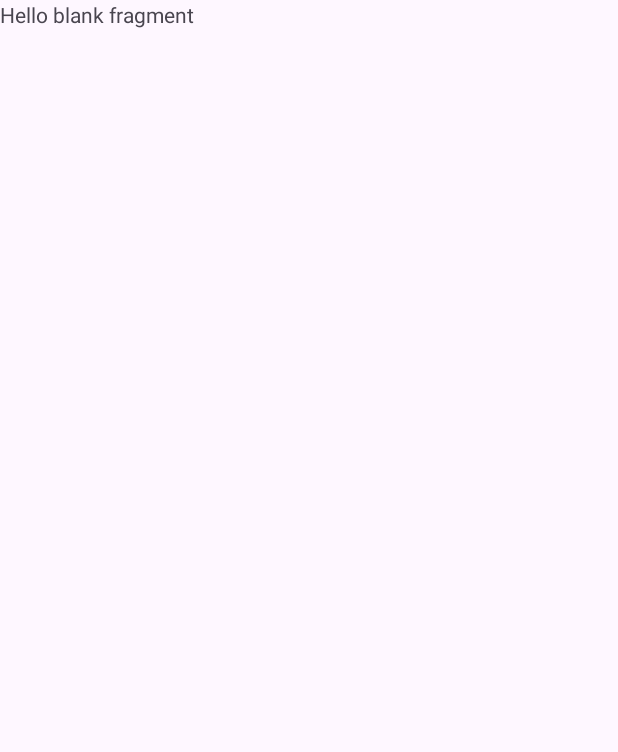
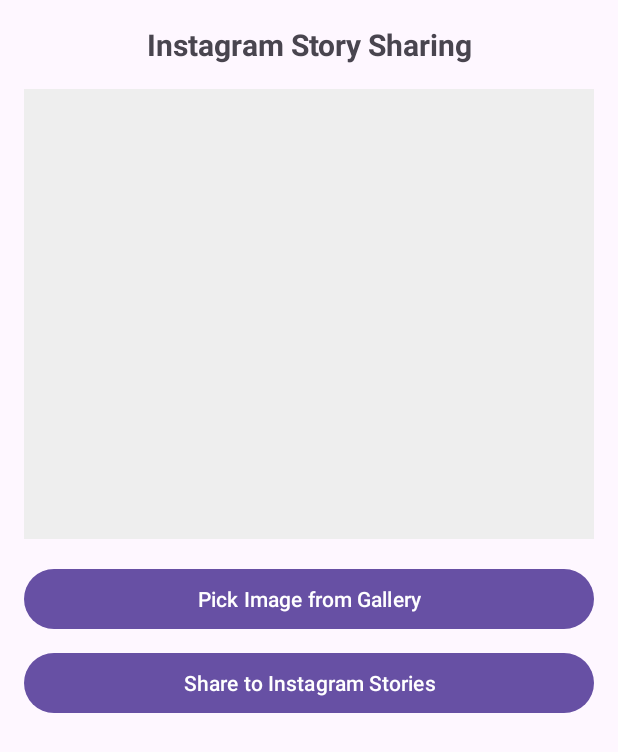
Before and after one commit to zhanserikAmangeldi/firstLabProject, an Android app: the IntentsFragment screen opened through its navigation route, on a phone screen of 412 x 824 dp. Before the commit the part shown is almost empty. Shown: the top 752 px of the screen. Run offline under Robolectric (Android 15) with nearby library versions, the phone set to English and light mode, and no system bars; our stand-ins replace navigation-ui.

Commit message:
add intents fragment

```diff
--- a/app/src/main/java/com/example/labproject/IntentsFragment.kt
+++ b/app/src/main/java/com/example/labproject/IntentsFragment.kt
@@ -1,59 +1,62 @@
 package com.example.labproject
 
+import android.app.Activity
+import android.content.Intent
+import android.content.pm.PackageManager
+import android.net.Uri
 import android.os.Bundle
+import android.provider.MediaStore
 import androidx.fragment.app.Fragment
 import android.view.LayoutInflater
 import android.view.View
 import android.view.ViewGroup
+import android.widget.Button
+import android.widget.ImageView
+import android.widget.Toast
+import androidx.activity.result.contract.ActivityResultContracts
+import androidx.core.content.FileProvider
+import java.io.File
+import java.io.FileOutputStream
+import java.io.IOException
 
-// TODO: Rename parameter arguments, choose names that match
-// the fragment initialization parameters, e.g. ARG_ITEM_NUMBER
-private const val ARG_PARAM1 = "param1"
-private const val ARG_PARAM2 = "param2"
 
-/**
- * A simple [Fragment] subclass.
- * Use the [IntentsFragment.newInstance] factory method to
- * create an instance of this fragment.
- */
 class IntentsFragment : Fragment() {
-    // TODO: Rename and change types of parameters
-    private var param1: String? = null
-    private var param2: String? = null
+    private lateinit var imageView: ImageView
+    private var selectedImageUri: Uri? = null
 
-    override fun onCreate(savedInstanceState: Bundle?) {
-        super.onCreate(savedInstanceState)
-        arguments?.let {
-            param1 = it.getString(ARG_PARAM1)
-            param2 = it.getString(ARG_PARAM2)
+    private val pickImageLauncher = registerForActivityResult(ActivityResultContracts.GetContent()) { uri: Uri? ->
+        uri?.let {
+            selectedImageUri = it
+            imageView.setImageURI(it)
         }
     }
+    override fun onCreateView(inflater: LayoutInflater, container: ViewGroup?, savedInstanceState: Bundle?): View? {
+        val view = inflater.inflate(R.layout.fragment_intents, container, false)
+        imageView = view.findViewById(R.id.imgPreview)
+        val pickImageButton: Button = view.findViewById(R.id.btnPickImage)
+        val shareButton: Button = view.findViewById(R.id.btnShareInstagram)
 
-    override fun onCreateView(
-        inflater: LayoutInflater, container: ViewGroup?,
-        savedInstanceState: Bundle?
-    ): View? {
-        // Inflate the layout for this fragment
-        return inflater.inflate(R.layout.fragment_intents, container, false)
+        pickImageButton.setOnClickListener {
+            pickImageLauncher.launch("image/*")
+        }
+
+        shareButton.setOnClickListener {
+            selectedImageUri?.let { shareImageToInstagramStories(it) } ?: run {
+                Toast.makeText(requireContext(), "Please select an image first.", Toast.LENGTH_SHORT).show()
+            }
+        }
+
+        return view
     }
 
-    companion object {
-        /**
-         * Use this factory method to create a new instance of
-         * this fragment using the provided parameters.
-         *
-         * @param param1 Parameter 1.
-         * @param param2 Parameter 2.
-         * @return A new instance of fragment IntentsFragment.
-         */
-        // TODO: Rename and change types and number of parameters
-        @JvmStatic
-        fun newInstance(param1: String, param2: String) =
-            IntentsFragment().apply {
-                arguments = Bundle().apply {
-                    putString(ARG_PARAM1, param1)
-                    putString(ARG_PARAM2, param2)
-                }
-            }
+    private fun shareImageToInstagramStories(imageUri: Uri) {
+
+        val backgroundAssetUri = imageUri.toString()
+        val intent = Intent("com.instagram.share.ADD_TO_STORY")
+        intent.setDataAndType(Uri.parse(backgroundAssetUri), "image/*")
+        intent.addFlags(Intent.FLAG_GRANT_READ_URI_PERMISSION)
+        activity?.grantUriPermission("com.instagram.android", imageUri, Intent.FLAG_GRANT_READ_URI_PERMISSION)
+
+        activity?.startActivityForResult(intent, 0)
     }
 }
--- a/app/src/main/res/layout/fragment_intents.xml
+++ b/app/src/main/res/layout/fragment_intents.xml
@@ -1,14 +1,38 @@
 <?xml version="1.0" encoding="utf-8"?>
-<FrameLayout xmlns:android="http://schemas.android.com/apk/res/android"
-    xmlns:tools="http://schemas.android.com/tools"
+<LinearLayout xmlns:android="http://schemas.android.com/apk/res/android"
     android:layout_width="match_parent"
     android:layout_height="match_parent"
-    tools:context=".IntentsFragment">
+    android:orientation="vertical"
+    android:padding="16dp">
 
-    <!-- TODO: Update blank fragment layout -->
     <TextView
         android:layout_width="match_parent"
-        android:layout_height="match_parent"
-        android:text="@string/hello_blank_fragment" />
+        android:layout_height="wrap_content"
+        android:text="Instagram Story Sharing"
+        android:textSize="20sp"
+        android:textStyle="bold"
+        android:gravity="center"
+        android:layout_marginBottom="16dp"/>
 
-</FrameLayout>
+    <ImageView
+        android:id="@+id/imgPreview"
+        android:layout_width="match_parent"
+        android:layout_height="300dp"
+        android:scaleType="centerCrop"
+        android:background="#EEEEEE"
+        android:layout_marginBottom="16dp"/>
+
+    <Button
+        android:id="@+id/btnPickImage"
+        android:layout_width="match_parent"
+        android:layout_height="wrap_content"
+        android:text="Pick Image from Gallery"
+        android:layout_marginBottom="8dp"/>
+
+    <Button
+        android:id="@+id/btnShareInstagram"
+        android:layout_width="match_parent"
+        android:layout_height="wrap_content"
+        android:text="Share to Instagram Stories"/>
+
+</LinearLayout>
--- /dev/null
+++ b/app/src/main/res/xml/file_paths.xml
@@ -0,0 +1,4 @@
+<?xml version="1.0" encoding="utf-8"?>
+<paths>
+    <cache-path name="my_images" path="/"/>
+</paths>
```
Also changed, not shown: app/src/main/AndroidManifest.xml (+20 -3 lines).
